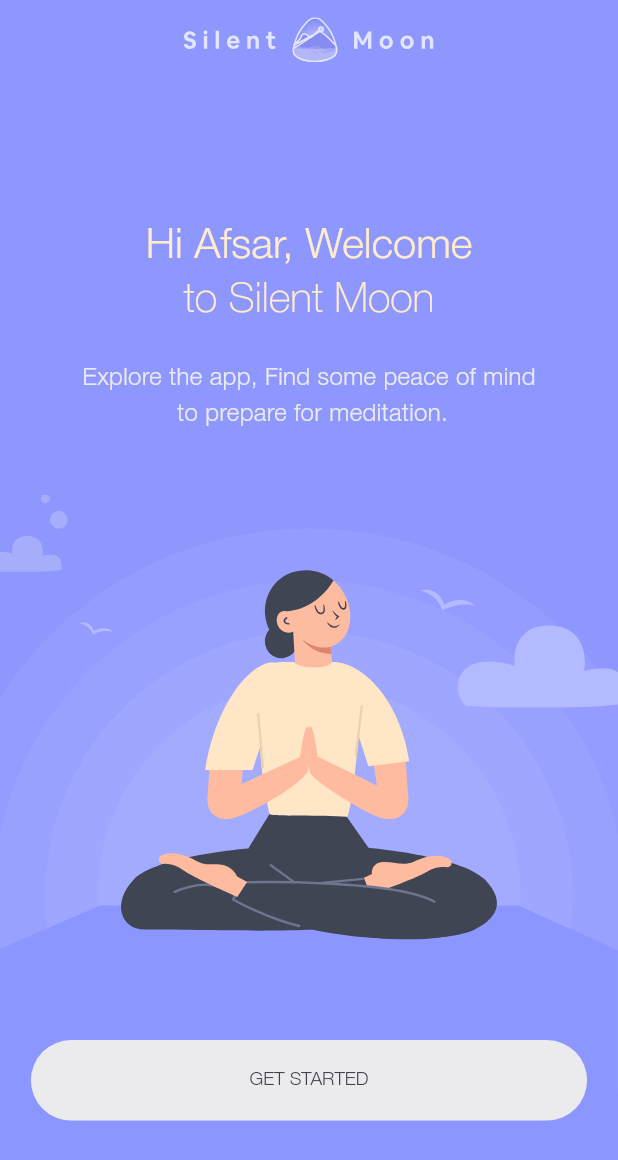
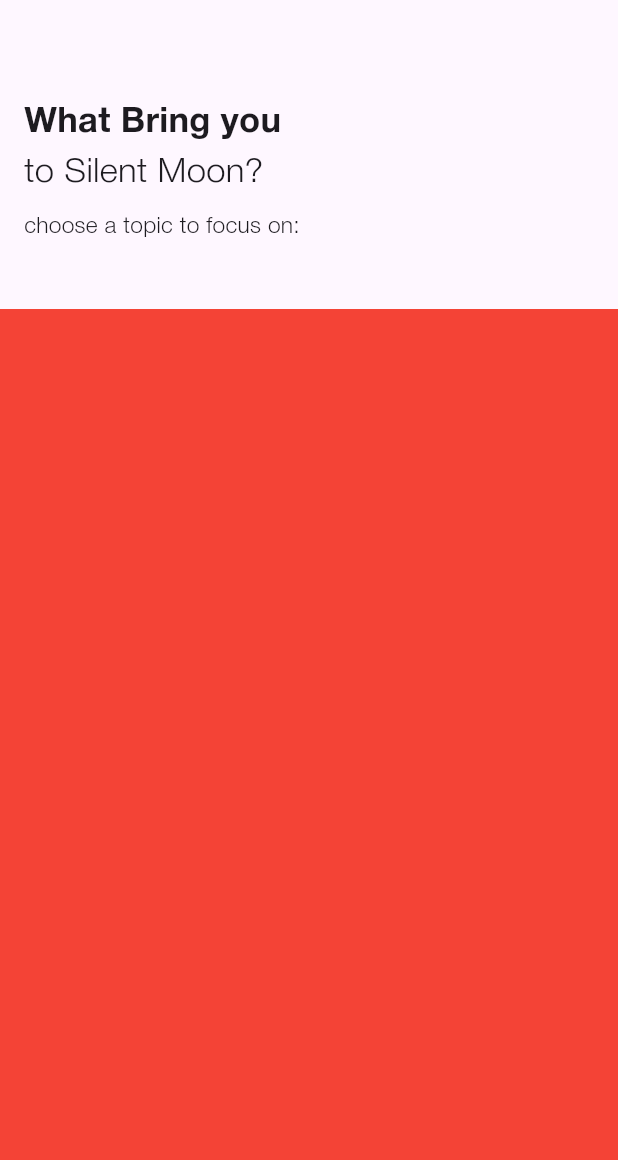
Before and after one commit to noi19r/mdetation_app, a Flutter app: the screen it shows after launch, after a tap on "GET STARTED", on a phone screen of 412 x 824 dp. Shown: the top 1160 px of the screen. Run offline on Flutter 3.47's test engine with Material 3 defaults, Android fonts, the phone set to English and light mode, and no system bars; our stand-ins replace flutter_svg, freezed_annotation.

Commit message:
read file json

```diff
--- a/analysis_options.yaml
+++ b/analysis_options.yaml
@@ -26,3 +26,7 @@ linter:
 
 # Additional information about this file can be found at
 # https://dart.dev/guides/language/analysis-options
+
+analyzer:
+  errors:
+    invalid_annotation_target: ignore
--- /dev/null
+++ b/lib/data/models/topic.model.dart
@@ -0,0 +1,15 @@
+import 'package:freezed_annotation/freezed_annotation.dart';
+
+part 'topic.model.freezed.dart';
+part 'topic.model.g.dart';
+
+@freezed
+class Topic with _$Topic {
+  const factory Topic(
+      {required String title,
+      required String thumbnail,
+      required String color,
+      required String titleColor}) = _Topic;
+
+  factory Topic.fromJson(Map<String, Object?> json) => _$TopicFromJson(json);
+}
--- /dev/null
+++ b/lib/data/topicStorage.dart
@@ -0,0 +1,21 @@
+import 'dart:convert';
+
+import 'package:flutter/foundation.dart';
+import 'package:flutter/services.dart';
+import 'package:meditation_app/data/models/topic.model.dart';
+
+abstract class TopicStorage {
+  Future<List<Topic>> load();
+}
+
+class AssetTopicStorage extends TopicStorage {
+  @override
+  Future<List<Topic>> load() async {
+    if (kDebugMode) await Future.delayed(const Duration(seconds: 2));
+
+    final jsonContent = await rootBundle.loadString('mock/topics/topics.json');
+    final List<dynamic> jsonData = jsonDecode(jsonContent);
+
+    return jsonData.map((e) => Topic.fromJson(e)).toList();
+  }
+}
--- a/lib/main.dart
+++ b/lib/main.dart
@@ -1,5 +1,6 @@
 import 'package:flutter/material.dart';
-import 'package:meditation_app/pages/home_page.dart';
+import 'package:meditation_app/pages/choose_topic_page.dart';
+import 'package:meditation_app/pages/get_started_page.dart';
 import 'package:meditation_app/utils/theme.dart';
 
 void main() {
@@ -17,7 +18,11 @@ class MyApp extends StatelessWidget {
         primaryColor: kColorPrimary,
         useMaterial3: true,
       ),
-      home: const HomePage(),
+      initialRoute: '$GetStartedPage',
+      routes: {
+        '$GetStartedPage': (_) => const GetStartedPage(),
+        '$ChooseTopicPage': (_) => const ChooseTopicPage(),
+      },
     );
   }
 }
--- /dev/null
+++ b/lib/pages/choose_topic_page.dart
@@ -0,0 +1,130 @@
+import 'package:flutter/material.dart';
+import 'package:meditation_app/data/topicStorage.dart';
+import 'package:meditation_app/utils/theme.dart';
+
+final topcStorage = AssetTopicStorage();
+
+class ChooseTopicPage extends StatelessWidget {
+  const ChooseTopicPage({super.key});
+
+  @override
+  Widget build(BuildContext context) {
+    return Scaffold(
+      body: SafeArea(
+        child: Column(
+          children: [
+            const Flexible(
+              flex: 1,
+              fit: FlexFit.tight,
+              child: _Header(),
+            ),
+            Flexible(
+              flex: 3,
+              child: FutureBuilder(
+                future: topcStorage.load(),
+                builder: (context, snapshot) {
+                  if (snapshot.hasError) {
+                    return Center(
+                      child: Text(snapshot.error.toString()),
+                    );
+                  }
+                  if (!snapshot.hasData) {
+                    return Center(
+                      child: CircularProgressIndicator(),
+                    );
+                  }
+
+                  return Container(
+                    color: Colors.red,
+                  );
+                },
+              ),
+            ),
+          ],
+        ),
+      ),
+    );
+  }
+}
+
+class _Header extends StatelessWidget {
+  const _Header({
+    super.key,
+  });
+
+  @override
+  Widget build(BuildContext context) {
+    return Padding(
+      padding: const EdgeInsets.symmetric(horizontal: 16),
+      child: Column(
+        crossAxisAlignment: CrossAxisAlignment.stretch,
+        children: [
+          const Spacer(
+            flex: 3,
+          ),
+          Flexible(
+            /*
+            RichText(
+              text: TextSpan(
+                text: 'What Bring you\n',
+                style: PrimaryFont.bold(24).copyWith(
+                  color: Colors.black,
+                ),
+                children: [
+                  TextSpan(
+                    text: 'to Silent Moon?',
+                    style: PrimaryFont.medium(24).copyWith(
+                      color: Colors.black,
+                    ),
+                  ),
+                ],
+              ),
+            ),
+             */
+            flex: 3,
+            child: Column(
+              crossAxisAlignment: CrossAxisAlignment.stretch,
+              mainAxisAlignment: MainAxisAlignment.spaceEvenly,
+              children: [
+                Expanded(
+                  child: FittedBox(
+                    alignment: Alignment.centerLeft,
+                    child: Text(
+                      'What Bring you',
+                      style: PrimaryFont.bold(28),
+                    ),
+                  ),
+                ),
+                Expanded(
+                  child: FittedBox(
+                    alignment: Alignment.centerLeft,
+                    child: Text(
+                      'to Silent Moon?',
+                      style: PrimaryFont.light(28),
+                    ),
+                  ),
+                )
+              ],
+            ),
+          ),
+          const SizedBox(
+            height: 8,
+          ),
+          Flexible(
+            flex: 1,
+            child: FittedBox(
+              alignment: Alignment.centerLeft,
+              child: Text(
+                'choose a topic to focus on:',
+                style: PrimaryFont.light(20),
+              ),
+            ),
+          ),
+          const Spacer(
+            flex: 2,
+          )
+        ],
+      ),
+    );
+  }
+}
--- a/lib/pages/home_page.dart
+++ b/lib/pages/get_started_page.dart
@@ -1,9 +1,10 @@
 import 'package:flutter/material.dart';
 import 'package:flutter_svg/flutter_svg.dart';
+import 'package:meditation_app/pages/choose_topic_page.dart';
 import 'package:meditation_app/utils/theme.dart';
 
-class HomePage extends StatelessWidget {
-  const HomePage({Key? key}) : super(key: key);
+class GetStartedPage extends StatelessWidget {
+  const GetStartedPage({Key? key}) : super(key: key);
 
   @override
   Widget build(BuildContext context) {
@@ -85,7 +86,9 @@ class GetStartedButton extends StatelessWidget {
   @override
   Widget build(BuildContext context) {
     return ElevatedButton(
-      onPressed: () {},
+      onPressed: () {
+        Navigator.of(context).pushNamed('$ChooseTopicPage');
+      },
       style: ButtonStyle(
         backgroundColor: MaterialStateProperty.all(kColorLightGrey),
         shape: MaterialStateProperty.all(
--- a/lib/utils/theme.dart
+++ b/lib/utils/theme.dart
@@ -30,4 +30,12 @@ class PrimaryFont {
       fontWeight: FontWeight.w300,
     );
   }
+
+  static TextStyle bold(double size) {
+    return TextStyle(
+      fontSize: size,
+      fontFamily: fontFamily,
+      fontWeight: FontWeight.w700,
+    );
+  }
 }
--- a/pubspec.yaml
+++ b/pubspec.yaml
@@ -36,6 +36,8 @@ dependencies:
   # Use with the CupertinoIcons class for iOS style icons.
   cupertino_icons: ^1.0.2
   flutter_svg: ^2.0.9
+  freezed_annotation: ^2.4.1
+  json_annotation: ^4.8.1
 
 dev_dependencies:
   flutter_test:
@@ -47,6 +49,9 @@ dev_dependencies:
   # package. See that file for information about deactivating specific lint
   # rules and activating additional ones.
   flutter_lints: ^2.0.0
+  build_runner: ^2.4.8
+  freezed: ^2.4.6
+  json_serializable: ^6.7.1
 
 # For information on the generic Dart part of this file, see the
 # following page: https://dart.dev/tools/pub/pubspec
```
Also changed, not shown: lib/data/models/topic.model.freezed.dart (added), lib/data/models/topic.model.g.dart (added), pubspec.lock.
